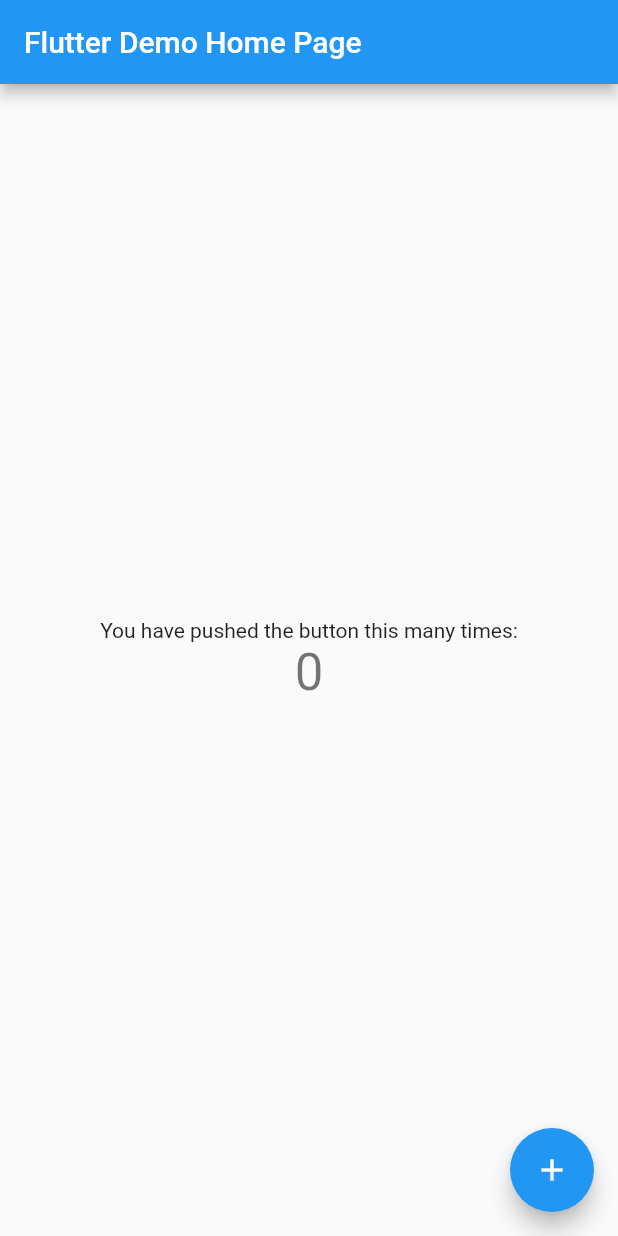
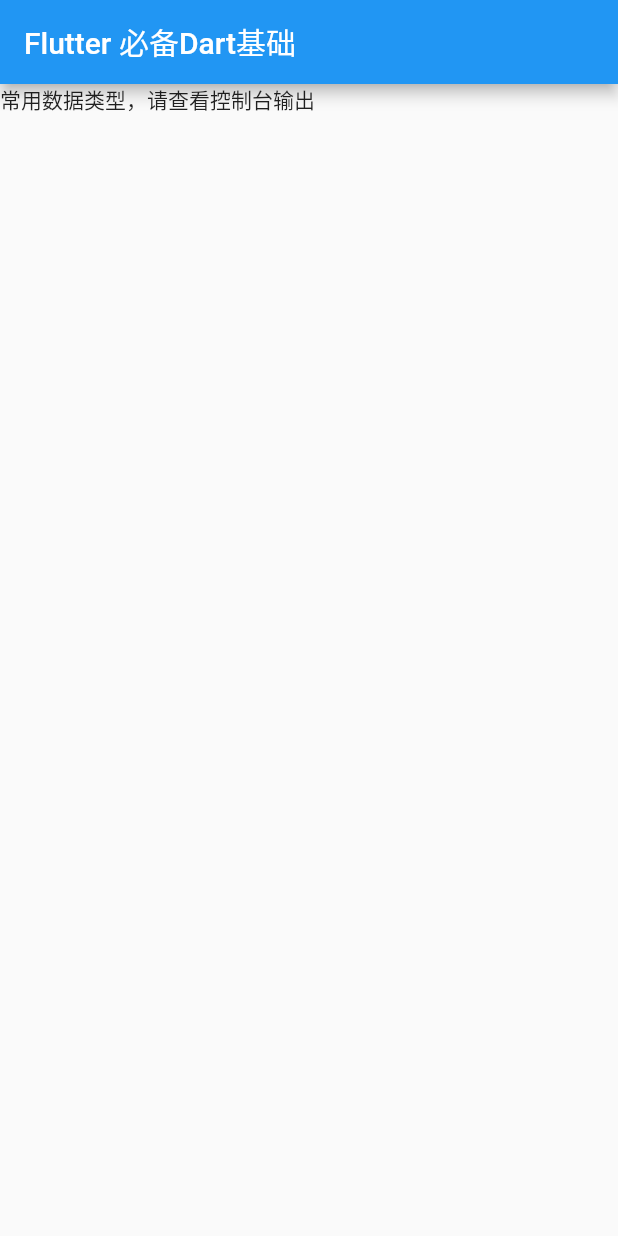
Before and after one commit to zzzhim/flutter-----1, a Flutter app: the screen it shows after launch, on a phone screen of 412 x 824 dp. Run offline on Flutter 3.47's test engine with Material 2 defaults, Android fonts, the phone set to English and light mode, and no system bars.

Commit message:
Dart常用数据类型（数字、类型转换）

```diff
--- /dev/null
+++ b/lib/data_type.dart
@@ -0,0 +1,32 @@
+import 'package:flutter/material.dart';
+
+// 常用数据类型
+class DataType extends StatefulWidget {
+  @override
+  _State createState() => _State();
+}
+
+class _State extends State<DataType> {
+  @override
+  Widget build(BuildContext context) {
+    _numType();
+    return Container(
+      child: Text('常用数据类型，请查看控制台输出'),
+    );
+  }
+
+  // 数字类型
+  void _numType() {
+    num num1 = -1.0; // 是数字类型的父类
+    num num2 = 2; // 是数字类型的父类
+
+    int int1 = 3; // 只能接收整数
+    double d1 = 1.68; // 双精度
+
+    print("num: $num1 num: $num2 int: $int1 double: $d1");
+
+    print(num1.abs()); // 求绝对值
+    print(num1.toInt()); // 转换成int
+    print(num2.toDouble()); // 转换成double
+  }
+}
--- a/lib/main.dart
+++ b/lib/main.dart
@@ -1,4 +1,5 @@
 import 'package:flutter/material.dart';
+import 'package:flutter_application_1/data_type.dart';
 
 void main() {
   runApp(const MyApp());
@@ -11,7 +12,7 @@
   @override
   Widget build(BuildContext context) {
     return MaterialApp(
-      title: 'Flutter Demo',
+      title: 'Flutter 必备Dart基础',
       theme: ThemeData(
         // This is the theme of your application.
         //
@@ -24,7 +25,7 @@
         // is not restarted.
         primarySwatch: Colors.blue,
       ),
-      home: const MyHomePage(title: 'Flutter Demo Home Page'),
+      home: const MyHomePage(title: 'Flutter 必备Dart基础'),
     );
   }
 }
@@ -48,19 +49,6 @@
 }
 
 class _MyHomePageState extends State<MyHomePage> {
-  int _counter = 0;
-
-  void _incrementCounter() {
-    setState(() {
-      // This call to setState tells the Flutter framework that something has
-      // changed in this State, which causes it to rerun the build method below
-      // so that the display can reflect the updated values. If we changed
-      // _counter without calling setState(), then the build method would not be
-      // called again, and so nothing would appear to happen.
-      _counter++;
-    });
-  }
-
   @override
   Widget build(BuildContext context) {
     // This method is rerun every time setState is called, for instance as done
@@ -71,45 +59,13 @@
     // than having to individually change instances of widgets.
     return Scaffold(
       appBar: AppBar(
-        // Here we take the value from the MyHomePage object that was created by
-        // the App.build method, and use it to set our appbar title.
         title: Text(widget.title),
       ),
       body: Center(
-        // Center is a layout widget. It takes a single child and positions it
-        // in the middle of the parent.
-        child: Column(
-          // Column is also a layout widget. It takes a list of children and
-          // arranges them vertically. By default, it sizes itself to fit its
-          // children horizontally, and tries to be as tall as its parent.
-          //
-          // Invoke "debug painting" (press "p" in the console, choose the
-          // "Toggle Debug Paint" action from the Flutter Inspector in Android
-          // Studio, or the "Toggle Debug Paint" command in Visual Studio Code)
-          // to see the wireframe for each widget.
-          //
-          // Column has various properties to control how it sizes itself and
-          // how it positions its children. Here we use mainAxisAlignment to
-          // center the children vertically; the main axis here is the vertical
-          // axis because Columns are vertical (the cross axis would be
-          // horizontal).
-          mainAxisAlignment: MainAxisAlignment.center,
-          children: <Widget>[
-            const Text(
-              'You have pushed the button this many times:',
-            ),
-            Text(
-              '$_counter',
-              style: Theme.of(context).textTheme.headline4,
-            ),
-          ],
+        child: ListView(
+          children: <Widget>[DataType()],
         ),
       ),
-      floatingActionButton: FloatingActionButton(
-        onPressed: _incrementCounter,
-        tooltip: 'Increment',
-        child: const Icon(Icons.add),
-      ), // This trailing comma makes auto-formatting nicer for build methods.
     );
   }
 }
```
